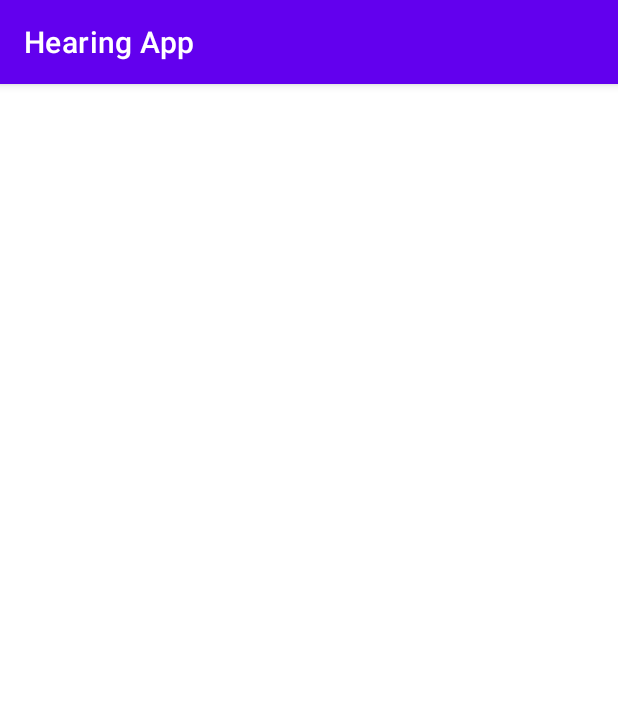
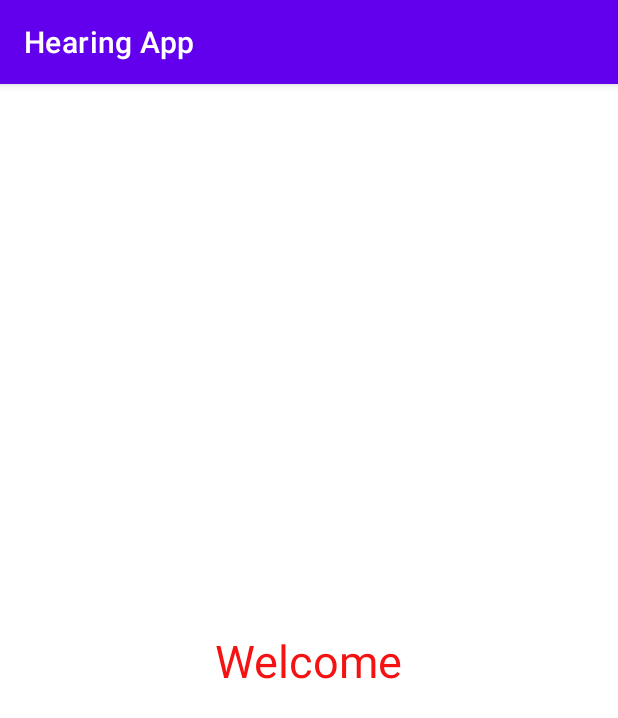
Before and after one commit to Narotam-singh/Hearing, an Android app: the ResultDispaly screen opened directly, with no data from a screen before it, on a phone screen of 412 x 824 dp. Shown: the top 718 px of the screen. Run offline under Robolectric (Android 15) with nearby library versions, the phone set to English and light mode, and no system bars.

Commit message:
next actvity

```diff
--- a/app/build.gradle
+++ b/app/build.gradle
@@ -45,5 +45,5 @@ dependencies {
     testImplementation 'junit:junit:4.13.2'
     androidTestImplementation 'androidx.test.ext:junit:1.1.3'
     androidTestImplementation 'androidx.test.espresso:espresso-core:3.4.0'
-    implementation 'com.github.PhilJay:MPAndroidChart:v3.1.0'
+//    implementation 'com.github.PhilJay:MPAndroidChart:v3.1.0'
 }
--- a/app/src/main/res/layout/activity_result_dispaly.xml
+++ b/app/src/main/res/layout/activity_result_dispaly.xml
@@ -6,4 +6,16 @@
     android:layout_height="match_parent"
     tools:context=".ResultDispaly">
 
+    <TextView
+        android:layout_width="wrap_content"
+        android:layout_height="wrap_content"
+        android:text="Welcome"
+        android:textColor="@color/red"
+        android:textSize="30dp"
+        app:layout_constraintBottom_toBottomOf="parent"
+        app:layout_constraintEnd_toEndOf="parent"
+        app:layout_constraintHorizontal_bias="0.5"
+        app:layout_constraintStart_toStartOf="parent"
+        app:layout_constraintTop_toTopOf="parent" />
+
 </androidx.constraintlayout.widget.ConstraintLayout>
```
Also changed, not shown: app/src/main/java/com/example/hearingapp/MainActivity.kt (+13 -8 lines).
